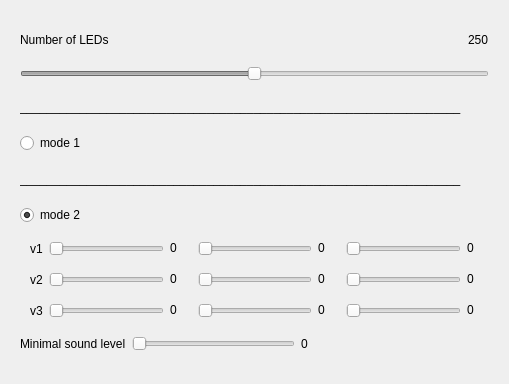
sovadim/LEDioPlayer, file LEDioPlayer/settings.ui: the form before one commit.
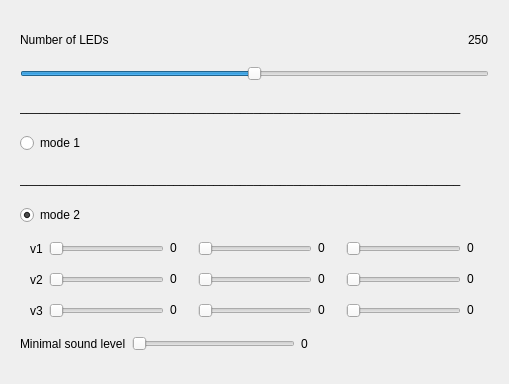
The form after the commit.

Diff of the .ui file:
```diff
--- a/LEDioPlayer/settings.ui
+++ b/LEDioPlayer/settings.ui
@@ -43,7 +43,7 @@
         <item>
          <widget class="QSlider" name="slider_amount">
           <property name="enabled">
-           <bool>false</bool>
+           <bool>true</bool>
           </property>
           <property name="maximum">
            <number>500</number>
```
